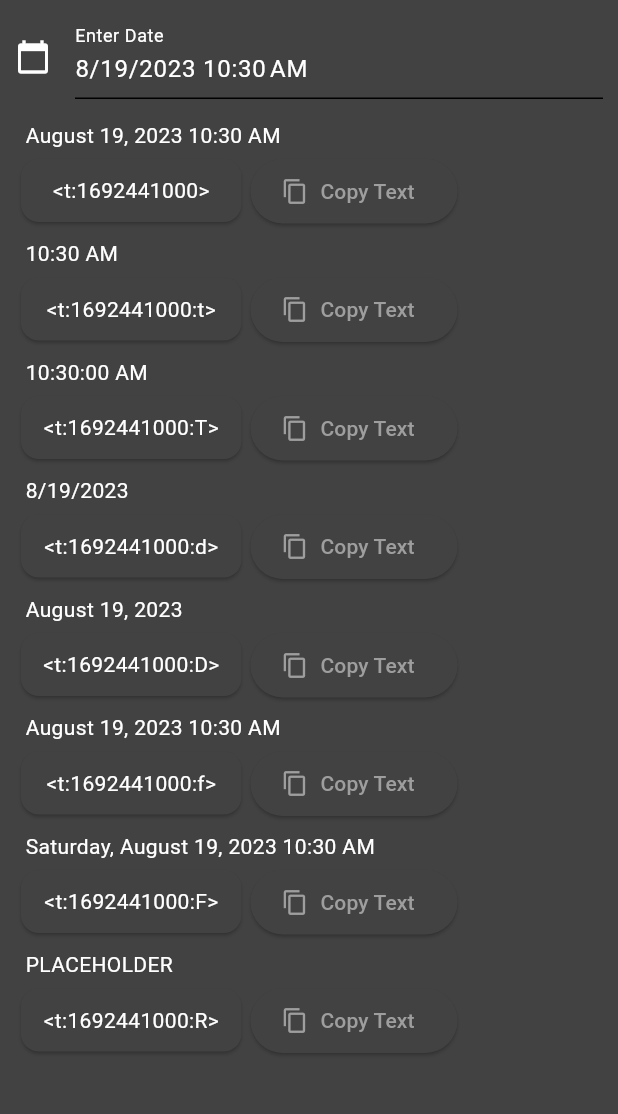
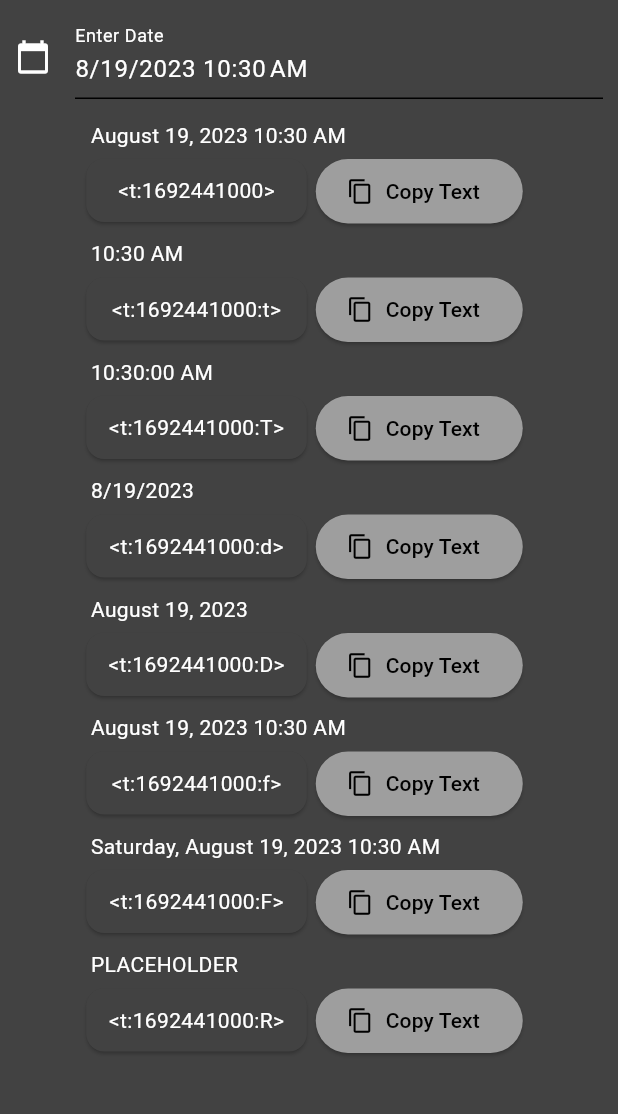
Before and after one commit to creationUnbound/DiscordTimestampGenerator, a Flutter app: the screen it shows after launch, on a phone screen of 412 x 824 dp, the part 84-1198 px from its top. Run offline on Flutter 3.47's test engine with Material 2 defaults, Android fonts, the phone set to English and light mode, and no system bars.

Commit message:
Centered timestamps.

```diff
--- a/discord_timestamp_generator/lib/home_page.dart
+++ b/discord_timestamp_generator/lib/home_page.dart
@@ -70,9 +70,11 @@ class _HomePageState extends State<HomePage> {
                   }),
               const SizedBox(height: 10),
             ]),
-            ChangeNotifierProvider.value(
-                value: clipboardComparator,
-                child: Wrap(children: timestampDisplays)),
+            Center(
+              child: ChangeNotifierProvider.value(
+                  value: clipboardComparator,
+                  child: Wrap(children: timestampDisplays)),
+            ),
           ],
         ));
   }
--- a/discord_timestamp_generator/lib/widget/timestamp_display.dart
+++ b/discord_timestamp_generator/lib/widget/timestamp_display.dart
@@ -86,6 +86,11 @@ class _TimestampDisplayState extends State<TimestampDisplay> {
                       height: MediaAwareSize(context, expandLimit, .049, 43)
                           .widthBasedSize,
                       child: ElevatedButton.icon(
+                          style: ElevatedButton.styleFrom(
+                              foregroundColor:
+                                  theme.colorScheme.onPrimaryContainer,
+                              backgroundColor:
+                                  theme.colorScheme.primaryContainer),
                           onPressed: () async {
                             // TODO: Need a way to encapsulate this in a function so it can be called from multiple parts of this file
                             await Clipboard.setData(
```
